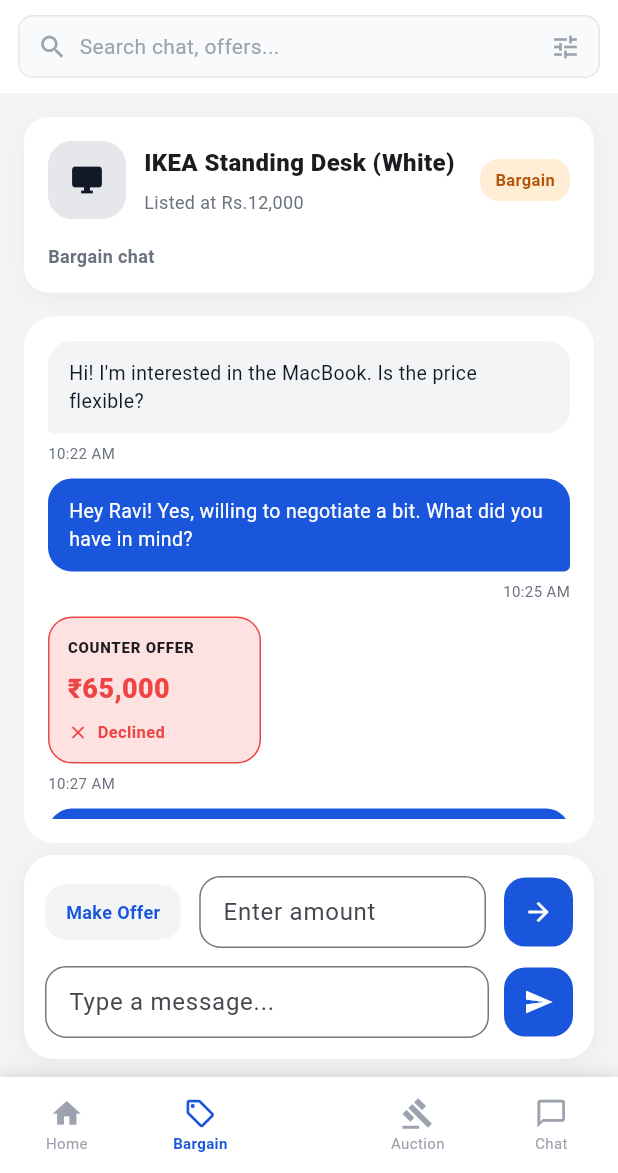
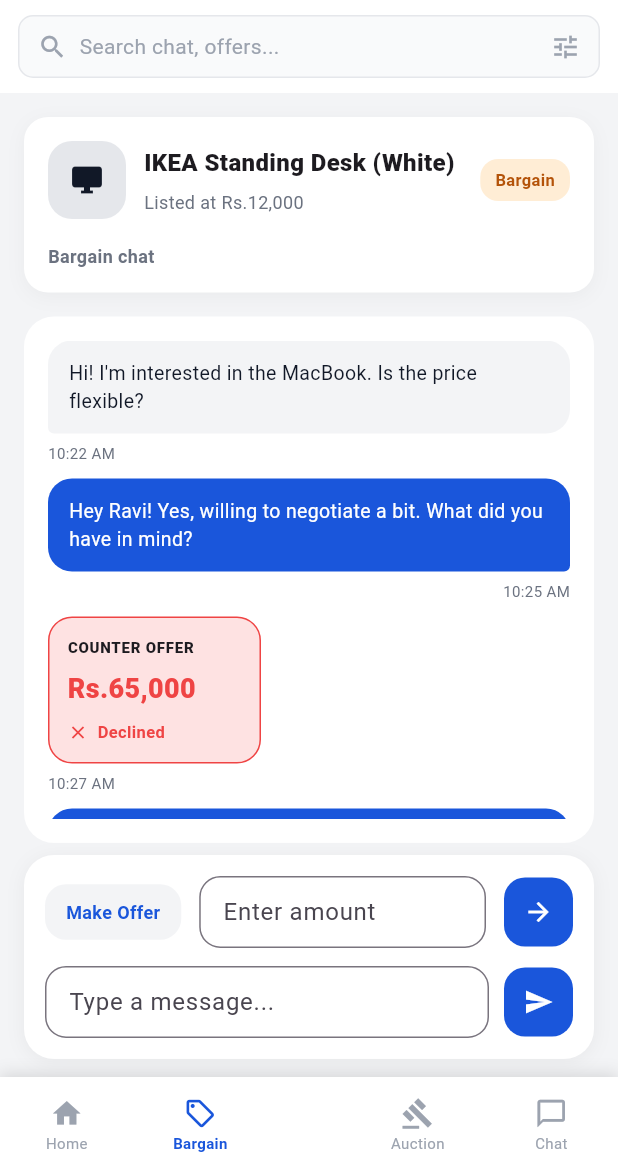
Before and after one commit to PratyushShrestha-web/Bhaume, a Flutter app: the screen it shows after launch, item 2 of the bottom bar chosen, on a phone screen of 412 x 824 dp, the part 63-1236 px from its top. Run offline on Flutter 3.47's test engine with Material 3 defaults, Android fonts, the phone set to English and light mode, and no system bars.

Commit message:
small changes

```diff
--- a/lib/pages/bargain.dart
+++ b/lib/pages/bargain.dart
@@ -260,7 +260,7 @@
           ),
           const SizedBox(height: 10),
           _buildOfferBubble(
-            amount: '₹65,000',
+            amount: 'Rs.65,000',
             status: 'Declined',
             color: const Color(0xFFFEE2E2),
             borderColor: const Color(0xFFEF4444),
@@ -269,13 +269,13 @@
           ),
           const SizedBox(height: 10),
           _buildChatBubble(
-            text: 'That\'s a bit low. Best I can do is ₹70,000 — it\'s in excellent condition with original box.',
+            text: 'That\'s a bit low. Best I can do is Rs.70,000 — it\'s in excellent condition with original box.',
             time: '10:30 AM',
             isSent: true,
           ),
           const SizedBox(height: 10),
           _buildOfferBubble(
-            amount: '₹70,000',
+            amount: 'Rs.70,000',
             status: 'Accepted',
             color: const Color(0xFFE6F4EA),
             borderColor: const Color(0xFF16A34A),
```
